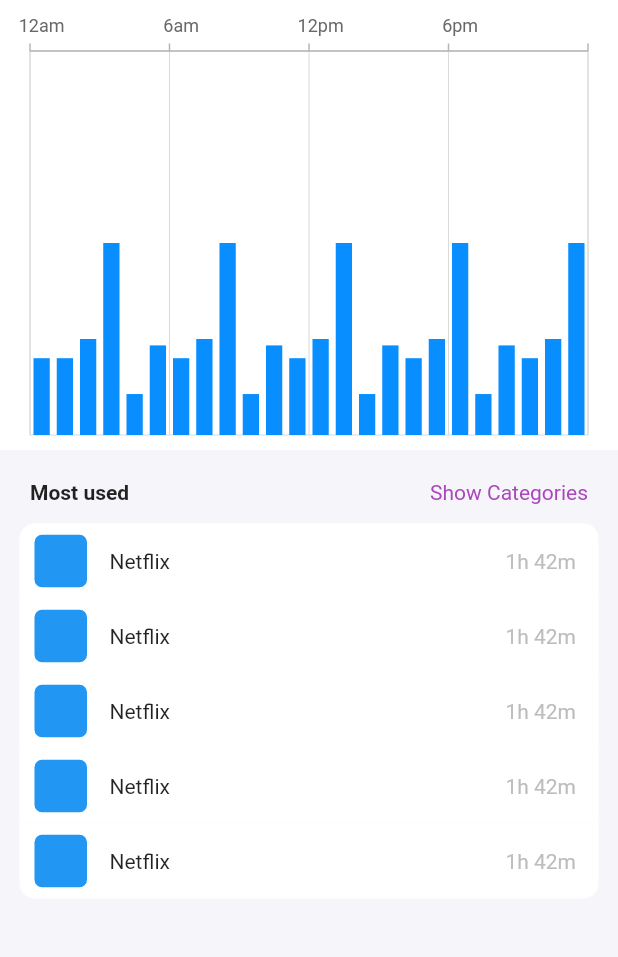
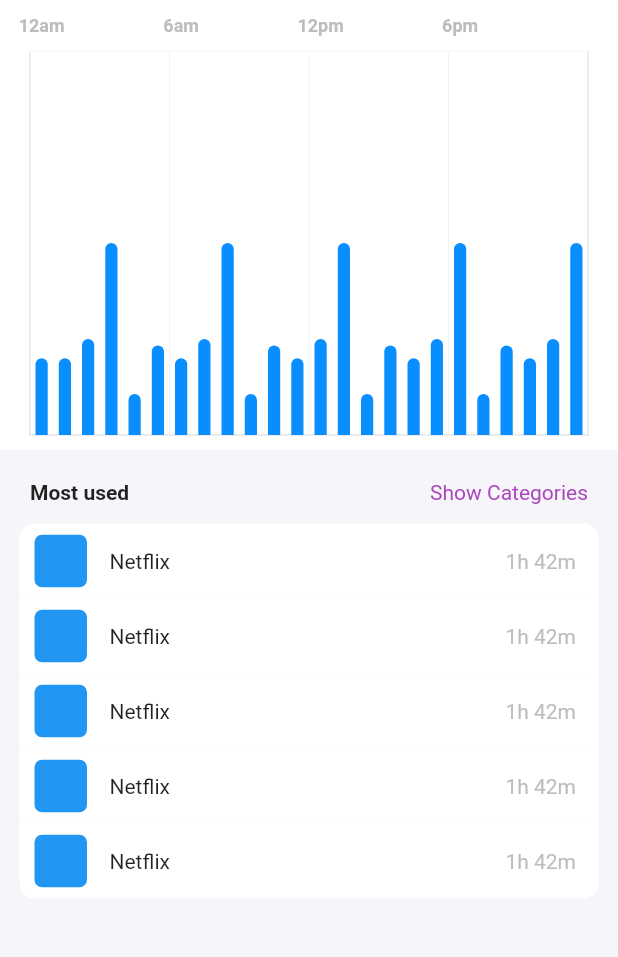
Before and after one commit to Volnetiks/ScreenTime, a Flutter app: the screen it shows after launch, on a phone screen of 412 x 824 dp, the part 84-1041 px from its top. Run offline on Flutter 3.47's test engine with Material 2 defaults, Android fonts, the phone set to English and light mode, and no system bars; our stand-ins replace syncfusion_flutter_charts.

Commit message:
Updated chart

```diff
--- a/lib/main.dart
+++ b/lib/main.dart
@@ -98,8 +98,20 @@
                   Padding(
                     padding: const EdgeInsets.symmetric(horizontal: 10),
                     child: SfCartesianChart(
-                        primaryXAxis:
-                            CategoryAxis(opposedPosition: true, interval: 6),
+                        primaryXAxis: CategoryAxis(
+                            opposedPosition: true,
+                            interval: 6,
+                            majorTickLines:
+                                const MajorTickLines(color: Colors.white),
+                            axisLine: const AxisLine(color: Colors.white),
+                            labelPosition: ChartDataLabelPosition.inside,
+                            labelsExtent: 300,
+                            labelAlignment: LabelAlignment.end,
+                            labelStyle: TextStyle(
+                                color: Colors.grey.shade400,
+                                fontWeight: FontWeight.bold),
+                            majorGridLines: MajorGridLines(
+                                width: 0.5, color: Colors.grey.shade200)),
                         primaryYAxis: NumericAxis(
                             minimum: 0,
                             maximum: 60,
@@ -108,6 +120,10 @@
                         tooltipBehavior: _tooltip,
                         series: <ChartSeries<_ChartData, String>>[
                           ColumnSeries<_ChartData, String>(
+                              spacing: 0.25,
+                              borderRadius: const BorderRadius.only(
+                                  topLeft: Radius.circular(90),
+                                  topRight: Radius.circular(90)),
                               dataSource: data,
                               xValueMapper: (_ChartData data, _) => data.x,
                               yValueMapper: (_ChartData data, _) => data.y,
```
